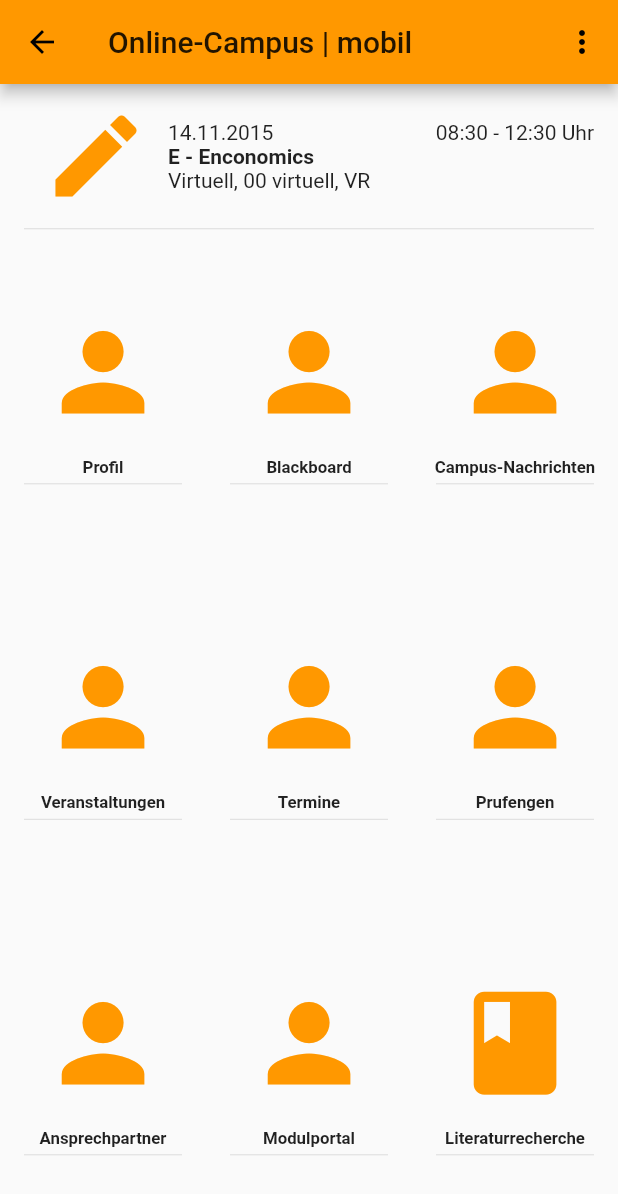
After one commit to philippelamny/lacimenterie-app_flutter, a Flutter app: the DashboardScreenTemplate screen opened directly, on a phone screen of 412 x 824 dp. The commit adds this screen. Shown: the top 1194 px of the screen. Run offline on Flutter 3.47's test engine with Material 2 defaults, Android fonts, the phone set to English and light mode, and no system bars; missing offline and left inert: global_configuration.

Commit message:
debut de la mise en place du dashboard + info

```diff
--- /dev/null
+++ b/lib/bundles/templates/dashboard/dashboard_screen_template.dart
@@ -0,0 +1,221 @@
+import 'package:flutter/material.dart';
+
+class DashboardScreenTemplate extends StatelessWidget {
+  const DashboardScreenTemplate({
+    Key key,
+  }) : super(key: key);
+
+  @override
+  Widget build(BuildContext context) {
+    return Scaffold(
+      appBar: AppBar(
+        title: Text('Online-Campus | mobil'),
+        actions: <Widget>[
+          PopupMenuButton<int>(
+            icon: Icon(Icons.more_vert),
+            itemBuilder: (BuildContext context) {
+              return <PopupMenuEntry<int>>[
+                PopupMenuItem(
+                  value: 0,
+                  child: Text('Login'),
+                ),
+                PopupMenuItem(
+                  value: 1,
+                  child: Text('Einstellungen'),
+                ),
+                PopupMenuItem(
+                  value: 2,
+                  child: Text('Download-Container'),
+                ),
+                PopupMenuItem(
+                  value: 2,
+                  child: Text('Soziale Netzwerke'),
+                ),
+                PopupMenuItem(
+                  value: 3,
+                  child: Text('FAQ'),
+                ),
+              ];
+            },
+          ),
+        ],
+      ),
+      body: IconTheme.merge(
+        data: IconThemeData(
+          color: Theme.of(context).primaryColor,
+        ),
+        child: Column(
+          children: <Widget>[
+            Padding(
+              padding: const EdgeInsets.symmetric(horizontal: 16.0),
+              child: Column(
+                mainAxisAlignment: MainAxisAlignment.center,
+                children: <Widget>[
+                  Row(
+                    children: <Widget>[
+                      Padding(
+                        padding: const EdgeInsets.all(12.0),
+                        child: Icon(Icons.create, size: 72.0),
+                      ),
+                      Expanded(
+                        child: Column(
+                          crossAxisAlignment: CrossAxisAlignment.start,
+                          children: <Widget>[
+                            Text('14.11.2015'),
+                            Text(
+                              'E - Enconomics',
+                              style: const TextStyle(
+                                fontWeight: FontWeight.bold,
+                              ),
+                            ),
+                            Text('Virtuell, 00 virtuell, VR'),
+                          ],
+                        ),
+                      ),
+                      Column(
+                        crossAxisAlignment: CrossAxisAlignment.end,
+                        children: <Widget>[
+                          Text('08:30 - 12:30 Uhr'),
+                          Text(''),
+                          Text(''),
+                        ],
+                      ),
+                    ],
+                  ),
+                  Divider(height: 1.0),
+                ],
+              ),
+            ),
+            Expanded(
+              child: Row(
+                children: <Widget>[
+                  Expanded(
+                    child: DashboardButton(
+                      icon: Icons.person,
+                      text: 'Profil',
+                      onTap: () {},
+                    ),
+                  ),
+                  Expanded(
+                    child: DashboardButton(
+                      icon: Icons.person,
+                      text: 'Blackboard',
+                      onTap: () {},
+                    ),
+                  ),
+                  Expanded(
+                    child: DashboardButton(
+                      icon: Icons.person,
+                      text: 'Campus-Nachrichten',
+                      onTap: () {},
+                    ),
+                  ),
+                ],
+              ),
+            ),
+            Expanded(
+              child: Row(
+                children: <Widget>[
+                  Expanded(
+                    child: DashboardButton(
+                      icon: Icons.person,
+                      text: 'Veranstaltungen',
+                      onTap: () {},
+                    ),
+                  ),
+                  Expanded(
+                    child: DashboardButton(
+                      icon: Icons.person,
+                      text: 'Termine',
+                      onTap: () {},
+                    ),
+                  ),
+                  Expanded(
+                    child: DashboardButton(
+                      icon: Icons.person,
+                      text: 'Prufengen',
+                      onTap: () {},
+                    ),
+                  ),
+                ],
+              ),
+            ),
+            Expanded(
+              child: Row(
+                children: <Widget>[
+                  Expanded(
+                    child: DashboardButton(
+                      icon: Icons.person,
+                      text: 'Ansprechpartner',
+                      onTap: () {},
+                    ),
+                  ),
+                  Expanded(
+                    child: DashboardButton(
+                      icon: Icons.person,
+                      text: 'Modulportal',
+                      onTap: () {},
+                    ),
+                  ),
+                  Expanded(
+                    child: DashboardButton(
+                      icon: Icons.book,
+                      text: 'Literaturrecherche',
+                      onTap: () {},
+                    ),
+                  ),
+                ],
+              ),
+            ),
+          ],
+        ),
+      ),
+    );
+  }
+}
+
+class DashboardButton extends StatelessWidget {
+  const DashboardButton({
+    Key key,
+    @required this.icon,
+    @required this.text,
+    this.onTap,
+  }) : super(key: key);
+
+  final IconData icon;
+  final String text;
+  final VoidCallback onTap;
+
+  @override
+  Widget build(BuildContext context) {
+    return Material(
+      child: InkWell(
+        onTap: onTap,
+        child: Column(
+          mainAxisSize: MainAxisSize.min,
+          children: <Widget>[
+            FractionallySizedBox(
+              widthFactor: 0.6,
+              child: FittedBox(
+                child: Icon(icon),
+              ),
+            ),
+            SizedBox(height: 16.0),
+            Text(
+              text,
+              style: const TextStyle(
+                fontWeight: FontWeight.bold,
+              ),
+              textScaleFactor: 0.8,
+            ),
+            SizedBox(height: 4.0),
+            Padding(
+              padding: const EdgeInsets.symmetric(horizontal: 16.0),
+              child: Divider(height: 1.0),
+            ),
+          ],
+        ),
+      ),
+    );
+  }
+}
--- a/lib/projects/lacimenterie/api/auth/auth_api_lacimenterie.dart
+++ b/lib/projects/lacimenterie/api/auth/auth_api_lacimenterie.dart
@@ -1,5 +1,5 @@
 import 'dart:convert';
-import 'package:lacimenterie/projects/lacimenterie/api/api_lacimenterie.dart';
+import 'package:lacimenterie/projects/lacimenterie/api/api_lacimenterie_abstract.dart';
 
 class AuthApiLacimenterie extends ApiLacimenterieAbstract {
 
--- a/lib/projects/lacimenterie/models/user_model_lacimenterie.dart
+++ b/lib/projects/lacimenterie/models/user_model_lacimenterie.dart
@@ -4,6 +4,10 @@ import 'package:lacimenterie/bundles/authenticate/models/user_model_abstract.dar
 class UserModelLacimenterie implements UserModelAbstract {
 
   String _id;
+  ///result: true
+  ///agencyName: "lacimenterie archi A"
+  ///userName: "PHILIPPE LAM"
+  ///photo: "http:/
   var _generalInfos;
 
   UserModelLacimenterie(String id, var generalInfos) {
@@ -11,7 +15,7 @@ class UserModelLacimenterie implements UserModelAbstract {
     this._generalInfos = generalInfos;
   }
 
-  void getGeneralInfos() {
+  dynamic getGeneralInfos() {
     return this._generalInfos;
   }
 
--- a/lib/projects/lacimenterie/services/auth_service_lacimenterie.dart
+++ b/lib/projects/lacimenterie/services/auth_service_lacimenterie.dart
@@ -1,6 +1,5 @@
 
 import 'dart:async';
-import 'package:lacimenterie/bundles/authenticate/models/user_model_abstract.dart';
 import 'package:lacimenterie/bundles/authenticate/services/auth_service_abstract.dart';
 import 'package:lacimenterie/projects/lacimenterie/api/auth/auth_api_lacimenterie.dart';
 import 'package:lacimenterie/projects/lacimenterie/models/user_model_lacimenterie.dart';
@@ -32,7 +31,7 @@ class AuthServiceLacimenterie implements AuthServiceAbstract {
     return "";
   }
 
-  Future<UserModelAbstract> getCurrentUser() async {
+  Future<UserModelLacimenterie>getCurrentUser() async {
     if (this._user == null) this._user = new UserModelLacimenterie(null, {});
     return this._user;
   }
```
Also changed, not shown: lib/bundles/root/pages/home_page.dart (+6 -68 lines), lib/projects/lacimenterie/pages/home_page_lacimenterie.dart (added, +253 -0 lines), lib/projects/lacimenterie/api/api_lacimenterie_abstract.dart (renamed from lib/projects/lacimenterie/api/api_lacimenterie.dart).
